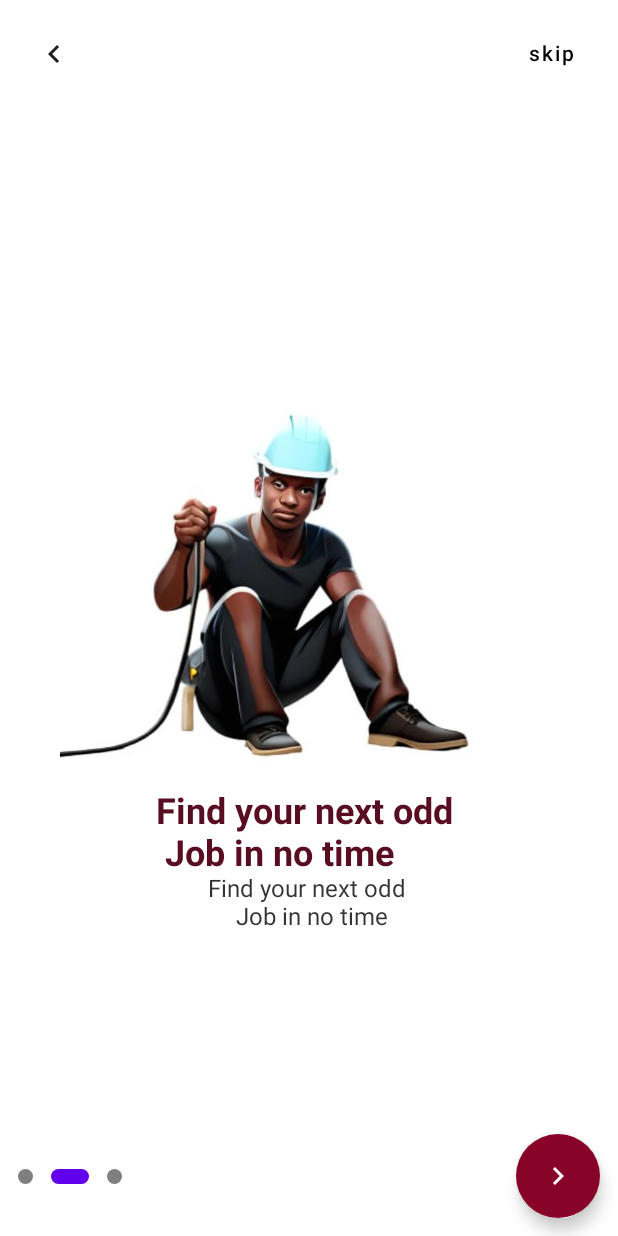
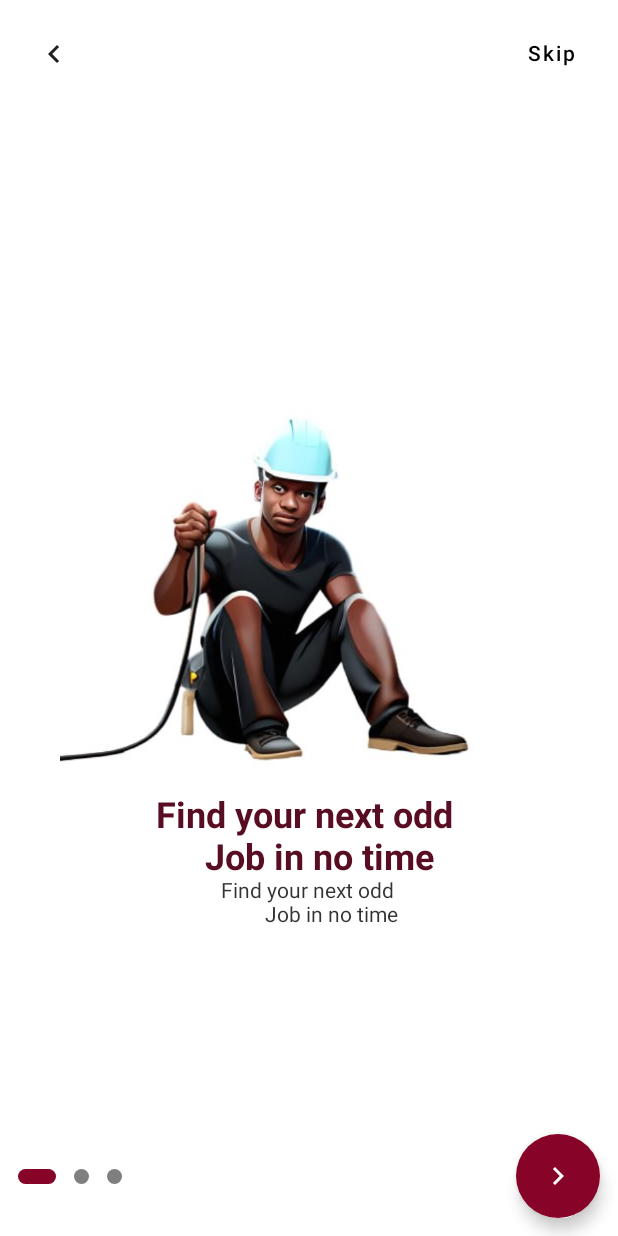
Before and after one commit to ledoux25/TCHAFA_KOTLIN, an Android app built with Jetpack Compose: the screen it shows after launch (MainActivity), on a phone screen of 412 x 824 dp. Run offline under Robolectric (Android 15) with nearby library versions, the phone set to English and light mode, and no system bars; our stand-ins replace accompanist.

Commit message:
modification du button et pour le faire swipper et modifier la couleur

```diff
--- a/app/src/main/java/com/example/tchafa/ui/theme/onBoarding/Onboarding.kt
+++ b/app/src/main/java/com/example/tchafa/ui/theme/onBoarding/Onboarding.kt
@@ -23,8 +23,6 @@ import androidx.compose.ui.res.stringResource
 import androidx.compose.ui.text.font.FontWeight
 import androidx.compose.ui.text.style.TextAlign
 import androidx.compose.ui.unit.sp
-import com.example.tchafa.R
-import com.example.tchafa.ui.theme.TCHAFATheme
 import com.example.tchafa.ui.theme.colorbutton
 import com.example.tchafa.ui.theme.textcolor
 import com.google.accompanist.pager.ExperimentalPagerApi
@@ -60,7 +58,7 @@ fun OnBoarding(){
         BottomSection(size = items.size, index = state.currentPage) {
             if (state.currentPage+1 <items.size)
                 scope.launch(){
-                    state.scrollToPage(state.currentPage)
+                    state.scrollToPage( page = state.currentPage +1)
                 }
         }
     }
@@ -84,18 +82,18 @@ fun TopSection(){
                 onClick = { },
                 modifier = Modifier.align(Alignment.CenterStart)
             ) {
-                Icon( Icons.Outlined.KeyboardArrowLeft,null,)
+                Icon( Icons.Outlined.KeyboardArrowLeft,contentDescription = null,)
             }
 
             // skip button
             TextButton(
                 onClick = { },
-
                 modifier =  Modifier
-                    .align(Alignment.CenterEnd)
+                    .align(Alignment.CenterEnd),
 
             ) {
-                Text("skip", color = MaterialTheme.colors.onBackground)
+                Text("Skip",
+                    color = MaterialTheme.colors.onBackground)
             }
 
         }
@@ -104,37 +102,24 @@ fun TopSection(){
 
 
 @Composable
-fun BottomSection(
-    size : Int,
-    index : Int,
-    onNextClicked:()->Unit
-){
+fun BottomSection(size: Int, index: Int, onNextClicked: () -> Unit) {
     Box(
         modifier = Modifier
             .fillMaxWidth()
             .padding(12.dp)
+    ) {
+        Indicators(size = size, index = index)
 
-    ){
-        //indicators
-        Indicators(size = 3, index = 1)
-
-        // next button
         FloatingActionButton(
-            onClick =  onNextClicked ,
-            modifier = Modifier
-                .align(Alignment.CenterEnd),
+            onClick = onNextClicked,
+            modifier = Modifier.align(Alignment.CenterEnd),
             backgroundColor = colorbutton,
             contentColor = MaterialTheme.colors.onPrimary
-
         ) {
-            Icon(Icons.Outlined.KeyboardArrowRight,null)
-
+            Icon(Icons.Outlined.KeyboardArrowRight, null)
         }
-
     }
 }
-
-
 
 
 @Composable
@@ -143,36 +128,38 @@ fun BoxScope.Indicators( size : Int , index : Int){
     Row(verticalAlignment = Alignment.CenterVertically,
         horizontalArrangement =  Arrangement.spacedBy(12.dp),
         modifier = Modifier.align(Alignment.CenterStart)
+
     ) {
         repeat(size){
             Indicator(isSelected = it == index)
+
         }
     }
 }
 
 
 @Composable
-fun Indicator(isSelected:Boolean){
-
-
-    val width = animateDpAsState(targetValue = if (isSelected) 25.dp else 10.dp,
+fun Indicator(isSelected: Boolean) {
+    val width = animateDpAsState(
+        targetValue = if (isSelected) 25.dp else 10.dp,
         animationSpec = spring(dampingRatio = Spring.DampingRatioHighBouncy)
     )
-    Box(modifier = Modifier
-        .height(10.dp)
-        .width(width.value)
-        .clip(CircleShape)
-        .background(
-            if (isSelected) MaterialTheme.colors.primary
-            else MaterialTheme.colors.onBackground.copy(alpha = 0.5f)
-        )
-
-    ){
+    Box(
+        modifier = Modifier
+            .height(10.dp)
+            .width(width = width.value)
+            .clip(shape = CircleShape)
+            .background(
+                if (isSelected) colorbutton
+                else MaterialTheme.colors.onBackground.copy(
+                    alpha = 0.5f
+                )
+            )
+    ) {
 
     }
 
 }
-
 
 @Composable
 
@@ -186,11 +173,10 @@ fun OnBoardingItem(
             .fillMaxSize()
             .padding(40.dp)
     ) {
-        Image(painter = painterResource(item.image), contentDescription = null )
+        Image(painter = painterResource( id= item.image), contentDescription = null )
 
         Text(
-
-            text = stringResource(item.title),
+            text = stringResource( id= item.title),
             fontSize = 24.sp,
         color = textcolor,
         fontWeight = FontWeight.Bold
@@ -198,8 +184,8 @@ fun OnBoardingItem(
         )
 
         Text(
-
-            text = stringResource(item.text),
+            text = stringResource( id=item.text),
+            fontSize = 14.sp,
             color = MaterialTheme.colors.onBackground.copy(alpha = 0.8f),
             textAlign = TextAlign.Center
         )
--- a/app/src/main/res/values/strings.xml
+++ b/app/src/main/res/values/strings.xml
@@ -2,13 +2,13 @@
     <string name="app_name">TCHAFA</string>
 
 
-    <string name="onBoardingTitle1">Find your next odd \n Job in no time</string>
-    <string name="onBoardingText1">You are not alone. You have unique \n ability to go to another world</string>
+    <string name="onBoardingTitle1">Find your next odd \n \t\t Job in no time</string>
+    <string name="onBoardingText1">Discover unique opportunities \n \t\t for odd jobs</string>
 
-    <string name="onBoardingTitle2">Don t let small jobs \n go unnoticed</string>
-    <string name="onBoardingText2">In daily lives, we often rush our tasks \n trying get them finish</string>
+    <string name="onBoardingTitle2">Don t let small jobs \n \t\t\t go unnoticed</string>
+    <string name="onBoardingText2">Quickly and easily find odd jobs \n \t\t\t in your area</string>
 
-    <string name="onBoardingTitle3">Expand your \n professional horisons</string>
-    <string name="onBoardingText3">Most beginner producers learn make \n creating by simple beats</string>
+    <string name="onBoardingTitle3"> \t\t\t \t \t \t \t \t Expand your \n \t\t\t professional horisons</string>
+    <string name="onBoardingText3">Sign up on in TCHAFA now</string>
 
 </resources>
```
